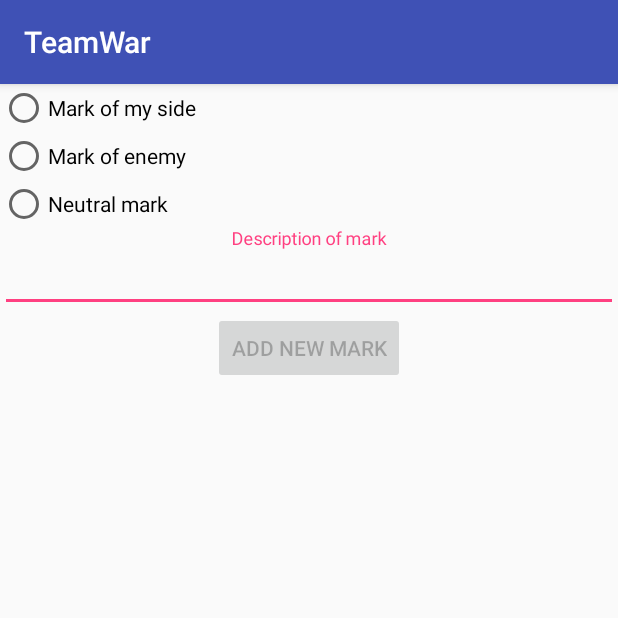
After one commit to zhdanov-ek/teamWar, an Android app: the MarkActivity screen opened directly, with no data from a screen before it, on a phone screen of 412 x 824 dp, the top half of it. The commit adds this screen. Run offline under Robolectric (Android 15) with nearby library versions, the phone set to English and light mode, and no system bars.

Commit message:
Activity AddMark with 3 types of mark

```diff
--- a/app/build.gradle
+++ b/app/build.gradle
@@ -39,7 +39,6 @@ dependencies {
     compile "com.android.support:appcompat-v7:$supportVer"
     compile "com.android.support:design:$supportVer"
 
-    compile 'com.google.maps.android:android-maps-utils:0.4+'
 
 
     compile "com.google.firebase:firebase-auth:$googleVer"
@@ -48,10 +47,11 @@ dependencies {
     compile "com.google.android.gms:play-services-maps:$googleVer"
     compile "com.google.android.gms:play-services-location:$googleVer"
     compile "com.google.android.gms:play-services-auth:$googleVer"
+
+
+    compile 'com.google.maps.android:android-maps-utils:0.4.+'
     compile 'com.android.support.constraint:constraint-layout:1.0.1'
     compile 'com.github.bumptech.glide:glide:3.7.0'
-
-
 }
 
 apply plugin: 'com.google.gms.google-services'
--- a/app/src/main/AndroidManifest.xml
+++ b/app/src/main/AndroidManifest.xml
@@ -40,8 +40,9 @@
             android:name="com.google.android.geo.API_KEY"
             android:value="@string/google_maps_key" />
 
-        <service
-            android:name=".LocationService"/>
+        <service android:name=".LocationService" />
+
+        <activity android:name=".MarkActivity"></activity>
     </application>
 
 </manifest>
--- /dev/null
+++ b/app/src/main/java/com/example/gek/teamwar/MarkActivity.java
@@ -0,0 +1,120 @@
+package com.example.gek.teamwar;
+
+import android.content.Intent;
+import android.support.annotation.IdRes;
+import android.support.v7.app.AppCompatActivity;
+import android.os.Bundle;
+import android.text.Editable;
+import android.text.TextWatcher;
+import android.widget.Button;
+import android.widget.EditText;
+import android.widget.RadioGroup;
+import android.widget.Toast;
+
+import com.example.gek.teamwar.Data.Const;
+import com.example.gek.teamwar.Data.Mark;
+import com.example.gek.teamwar.Utils.Connection;
+import com.example.gek.teamwar.Utils.FbHelper;
+import com.example.gek.teamwar.Utils.Utils;
+import com.google.android.gms.maps.model.LatLng;
+
+import java.util.Date;
+
+public class MarkActivity extends AppCompatActivity {
+    private LatLng mMyLocation;
+    private EditText etMarkName;
+    private Button btnAddMark;
+    private RadioGroup radioGroup;
+    private int mMarkType = 0;
+
+    @Override
+    protected void onCreate(Bundle savedInstanceState) {
+        super.onCreate(savedInstanceState);
+        setContentView(R.layout.activity_mark);
+        etMarkName = (EditText) findViewById(R.id.etMarkName);
+        etMarkName.addTextChangedListener(textWatcher);
+        btnAddMark = (Button) findViewById(R.id.btnAddMark);
+        btnAddMark.setOnClickListener(v -> addMark());
+        radioGroup = (RadioGroup) findViewById(R.id.radioGroup);
+
+
+        Intent intent = getIntent();
+        if ((intent.hasExtra(Const.EXTRA_MODE) &&
+                (intent.getIntExtra(Const.EXTRA_MODE, 0) == Const.MODE_MARK_NEW))){
+            Double latitude = intent.getDoubleExtra(Const.EXTRA_LATITUDE, 0);
+            Double longitude = intent.getDoubleExtra(Const.EXTRA_LONGITUDE, 0);
+            mMyLocation = new LatLng(latitude, longitude);
+        }
+
+        radioGroup.setOnCheckedChangeListener((group, checkedId) -> {
+            switch (checkedId){
+                case -1:
+                    mMarkType = 0;
+                    break;
+                case R.id.rbMark:
+                    mMarkType = Const.TYPE_MARK_OWN;
+                    break;
+                case R.id.rbMarkEnemy:
+                    mMarkType = Const.TYPE_MARK_ENEMY;
+                    break;
+                case R.id.rbMarkNeutral:
+                    mMarkType = Const.TYPE_MARK_NEUTRAL;
+                    break;
+                default:
+                    mMarkType = 0;
+            }
+            if ((mMarkType != 0) && (etMarkName.getText().length() > 0)){
+                btnAddMark.setEnabled(true);
+            } else {
+                btnAddMark.setEnabled(false);
+            }
+        });
+    }
+
+
+    private void addMark(){
+        if (mMyLocation == null){
+            Toast.makeText(this, "Location is null", Toast.LENGTH_SHORT).show();
+        } else {
+            String name = etMarkName.getText().toString();
+            Mark mark = new Mark();
+            mark.setName(name);
+            mark.setOwnerName(Connection.getInstance(this).getUserName());
+            mark.setOwnerEmail(Connection.getInstance(this).getUserEmail());
+            mark.setLatitude(Connection.getInstance(this).getLastLocation().latitude);
+            mark.setLongitude(Connection.getInstance(this).getLastLocation().longitude);
+            mark.setType(mMarkType);
+            mark.setDate(new Date());
+            String key = Utils.removeCriticalSymbols(mark.getOwnerEmail() + name +
+                    (mark.getLatitude() + mark.getLongitude()));
+            mark.setKey(Utils.removeCriticalSymbols(key));
+            mark.setKey(Utils.removeCriticalSymbols(key));
+            FbHelper.updateMark(mark, this);
+            etMarkName.setText("");
+            radioGroup.clearCheck();
+            finish();
+        }
+    }
+
+
+    private TextWatcher textWatcher = new TextWatcher() {
+        @Override
+        public void beforeTextChanged(CharSequence s, int start, int count, int after) {
+
+        }
+
+        @Override
+        public void onTextChanged(CharSequence s, int start, int before, int count) {
+            if ((mMarkType != 0) && (etMarkName.getText().length() > 0)){
+                btnAddMark.setEnabled(true);
+            } else {
+                btnAddMark.setEnabled(false);
+            }
+        }
+
+        @Override
+        public void afterTextChanged(Editable s) {
+
+        }
+    };
+}
--- a/app/src/main/res/layout/activity_map.xml
+++ b/app/src/main/res/layout/activity_map.xml
@@ -17,7 +17,6 @@
         android:layout_width="wrap_content"
         android:layout_height="wrap_content"
         android:layout_alignParentBottom="true"
-        android:layout_alignParentRight="true"
-        android:layout_alignParentEnd="true" />
+        android:layout_centerHorizontal="true" />
 
 </RelativeLayout>
--- /dev/null
+++ b/app/src/main/res/layout/activity_mark.xml
@@ -0,0 +1,57 @@
+<?xml version="1.0" encoding="utf-8"?>
+<LinearLayout xmlns:android="http://schemas.android.com/apk/res/android"
+    xmlns:tools="http://schemas.android.com/tools"
+    android:layout_width="match_parent"
+    android:layout_height="match_parent"
+    android:orientation="vertical"
+    tools:context="com.example.gek.teamwar.MarkActivity">
+
+    <RadioGroup
+        android:id="@+id/radioGroup"
+        android:layout_width="match_parent"
+        android:layout_height="wrap_content"
+        android:orientation="vertical">
+
+        <RadioButton
+            android:id="@+id/rbMark"
+            android:layout_width="wrap_content"
+            android:layout_height="wrap_content"
+            android:text="@string/mark_of_my_side" />
+
+        <RadioButton
+            android:id="@+id/rbMarkEnemy"
+            android:layout_width="wrap_content"
+            android:layout_height="wrap_content"
+            android:text="@string/mark_of_enemy" />
+
+        <RadioButton
+            android:id="@+id/rbMarkNeutral"
+            android:layout_width="wrap_content"
+            android:layout_height="wrap_content"
+            android:text="@string/mark_neutral" />
+
+    </RadioGroup>
+
+    <android.support.design.widget.TextInputLayout
+        android:layout_width="match_parent"
+        android:layout_height="wrap_content">
+
+        <EditText
+            android:id="@+id/etMarkName"
+            android:layout_width="match_parent"
+            android:layout_height="wrap_content"
+            android:gravity="center"
+            android:hint="@string/hint_mark"
+            android:maxLength="10" />
+    </android.support.design.widget.TextInputLayout>
+
+    <Button
+        android:id="@+id/btnAddMark"
+        android:layout_width="wrap_content"
+        android:layout_height="wrap_content"
+        android:layout_gravity="center_horizontal"
+        android:enabled="false"
+        android:text="@string/action_add_mark" />
+
+
+</LinearLayout>
--- a/app/src/main/res/values/strings.xml
+++ b/app/src/main/res/values/strings.xml
@@ -7,15 +7,28 @@
 
     <string name="permission_location_not_granded">No permissions for use locales</string>
 
+    <string name="title_activity_maps">Map</string>
+    <string name="title_activity_mark">Mark edit</string>
+
     <string name="action_connect">Connect</string>
     <string name="action_to_map">To map</string>
     <string name="action_sign_in">Sign in</string>
     <string name="action_sign_out">Sign out</string>
     <string name="action_disconnect">Disconnect</string>
     <string name="action_settings">Settings</string>
+    <string name="action_add_mark">Add new mark</string>
 
     <string name="hint_name">Your nick name</string>
     <string name="hint_pass">Password of group</string>
+    <string name="hint_mark">Description of mark</string>
 
-    <string name="title_activity_maps">Map</string>
+    <string name="mark_resp">Resp of my side</string>
+    <string name="mark_resp_enemy">Resp of enemy</string>
+    <string name="mark_base">Base of my side</string>
+    <string name="mark_base_enemy">Base of enemy</string>
+
+    <string name="mark_of_my_side">Mark of my side</string>
+    <string name="mark_of_enemy">Mark of enemy</string>
+    <string name="mark_neutral">Neutral mark</string>
+
 </resources>
```
Also changed, not shown: app/src/main/java/com/example/gek/teamwar/Data/Const.java (+9 -0 lines), app/src/main/java/com/example/gek/teamwar/Data/Mark.java (+8 -0 lines), app/src/main/java/com/example/gek/teamwar/MapActivity.java (+36 -34 lines).
